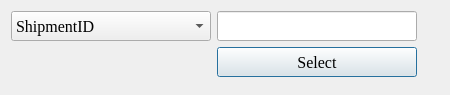
Old version of the form selectwindow.ui in the repository FreeLike76/PostServiceSQL.
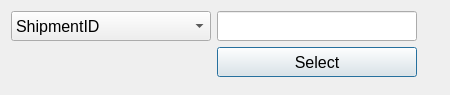
New version of the form.

The edit to the form file:
```diff
--- a/selectwindow.ui
+++ b/selectwindow.ui
@@ -46,7 +46,7 @@
          </property>
          <property name="font">
           <font>
-           <family>Times New Roman</family>
+           <family>Arial</family>
            <pointsize>12</pointsize>
           </font>
          </property>
@@ -161,7 +161,7 @@
          </property>
          <property name="font">
           <font>
-           <family>Times New Roman</family>
+           <family>Arial</family>
            <pointsize>12</pointsize>
           </font>
          </property>
```
Left out of the diff: 6 changed lines with no effect on the pictures.
